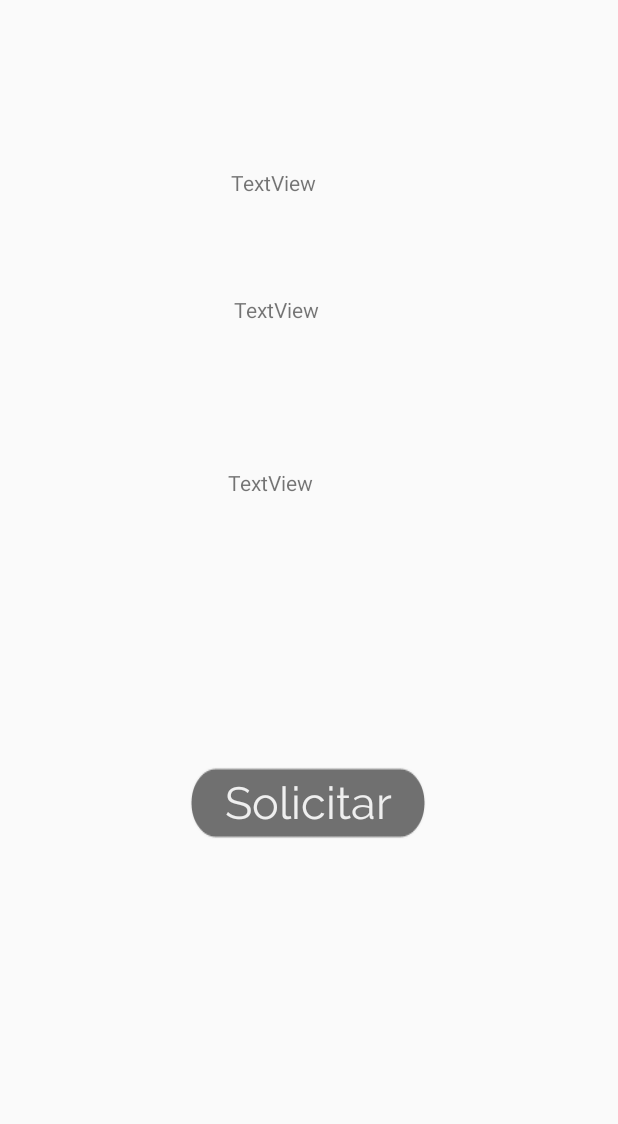
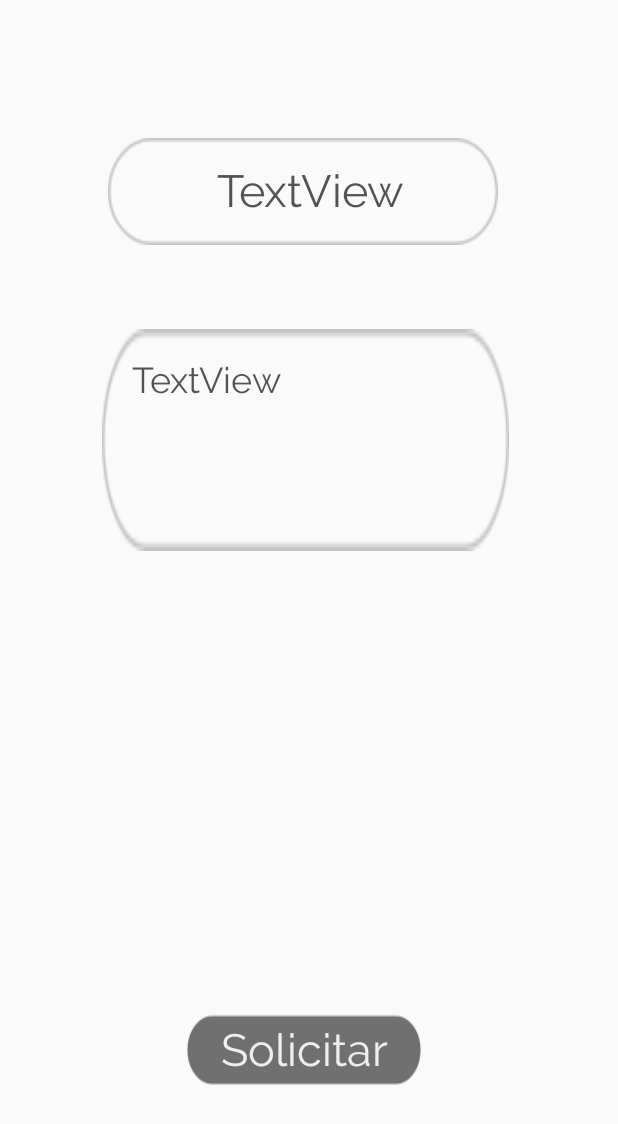
Before and after one commit to abelsantiagocortes/Ratatouille-Dev, an Android app: the ChefProfile screen opened directly, with no data from a screen before it, on a phone screen of 412 x 824 dp. Shown: the top 1124 px of the screen. Run offline under Robolectric (Android 15) with nearby library versions, the phone set to English and light mode, and no system bars; our stand-ins replace Firebase (no records; nobody signed in at launch, a user with empty details on screens opened directly).

Commit message:
Chef Profile Semi-Cute

```diff
--- a/app/src/main/java/com/example/ratatouille/ChefProfile.java
+++ b/app/src/main/java/com/example/ratatouille/ChefProfile.java
@@ -44,7 +44,6 @@
         name=findViewById(R.id.nameChef);
         description=findViewById(R.id.descriptionChef);
         btn_solicitud = findViewById(R.id.btn_solicitud);
-        ids=findViewById(R.id.idchef);
 
 
         Query queryChefData = FirebaseDatabase.getInstance().getReference("userChef").orderByChild("userId").equalTo(id);
@@ -56,7 +55,6 @@
                         chef = dir.getValue(UserChef.class);
                         name.setText(chef.getName());
                         description.setText(chef.getDescription());
-                        ids.setText(chef.getUserId());
                     }
                 }
 
--- a/app/src/main/res/layout/activity_chef_profile.xml
+++ b/app/src/main/res/layout/activity_chef_profile.xml
@@ -8,23 +8,30 @@
 
     <TextView
         android:id="@+id/nameChef"
-        android:layout_width="wrap_content"
-        android:layout_height="wrap_content"
-        android:layout_marginStart="154dp"
-        android:layout_marginTop="112dp"
+        style="@style/btn_txt_black_background_white"
+        android:layout_width="260dp"
+        android:layout_height="71dp"
+        android:layout_marginStart="72dp"
+        android:layout_marginTop="92dp"
+        android:gravity="center|center_horizontal|center_vertical"
+        android:paddingStart="10dp"
         android:text="TextView"
         app:layout_constraintStart_toStartOf="parent"
         app:layout_constraintTop_toTopOf="parent" />
 
     <TextView
         android:id="@+id/descriptionChef"
-        android:layout_width="wrap_content"
-        android:layout_height="wrap_content"
-        android:layout_marginStart="156dp"
-        android:layout_marginTop="65dp"
+        style="@style/btn_txt_black_background_white"
+        android:layout_width="271dp"
+        android:layout_height="148dp"
+        android:layout_marginStart="68dp"
+        android:layout_marginTop="56dp"
         android:text="TextView"
+        android:textSize="24sp"
         app:layout_constraintStart_toStartOf="parent"
-        app:layout_constraintTop_toBottomOf="@+id/nameChef" />
+        app:layout_constraintTop_toBottomOf="@+id/nameChef"
+        android:padding="20dp"
+        />
 
     <Button
         android:id="@+id/btn_solicitud"
@@ -34,19 +41,9 @@
         android:text="Solicitar"
         app:layout_constraintBottom_toBottomOf="parent"
         app:layout_constraintEnd_toEndOf="parent"
-        app:layout_constraintHorizontal_bias="0.498"
+        app:layout_constraintHorizontal_bias="0.488"
         app:layout_constraintStart_toStartOf="parent"
         app:layout_constraintTop_toBottomOf="@+id/descriptionChef"
-        app:layout_constraintVertical_bias="0.527" />
-
-    <TextView
-        android:id="@+id/idchef"
-        android:layout_width="wrap_content"
-        android:layout_height="wrap_content"
-        android:layout_marginStart="152dp"
-        android:layout_marginTop="96dp"
-        android:text="TextView"
-        app:layout_constraintStart_toStartOf="parent"
-        app:layout_constraintTop_toBottomOf="@+id/descriptionChef" />
+        app:layout_constraintVertical_bias="0.755" />
 
 </androidx.constraintlayout.widget.ConstraintLayout>
```
